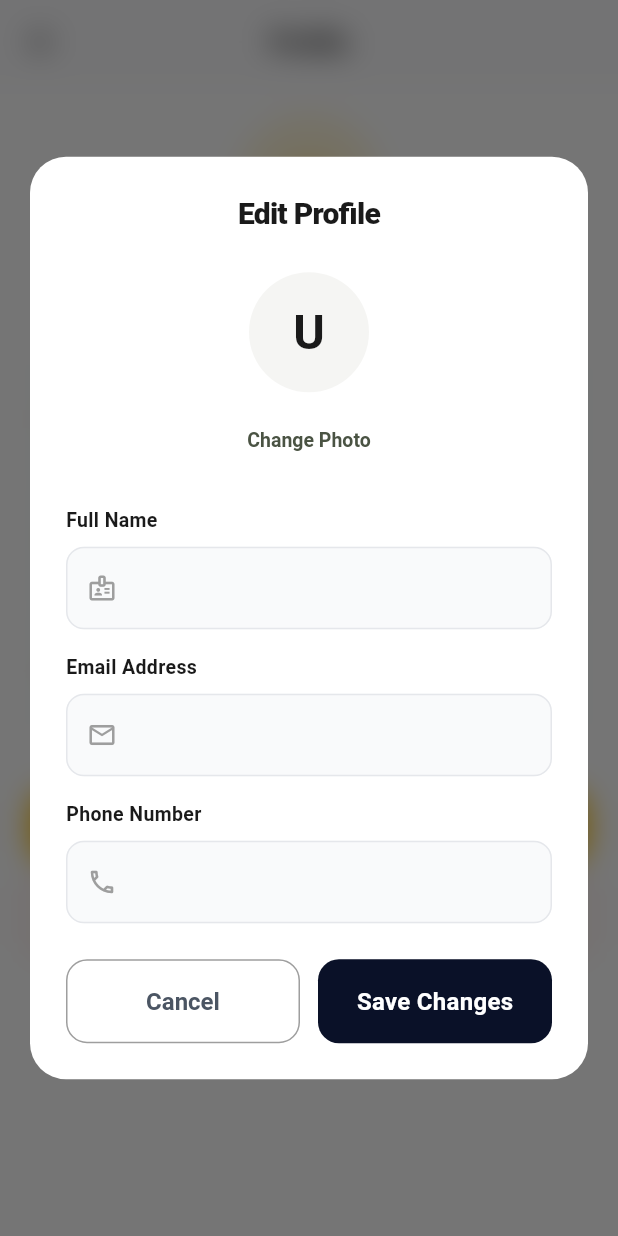
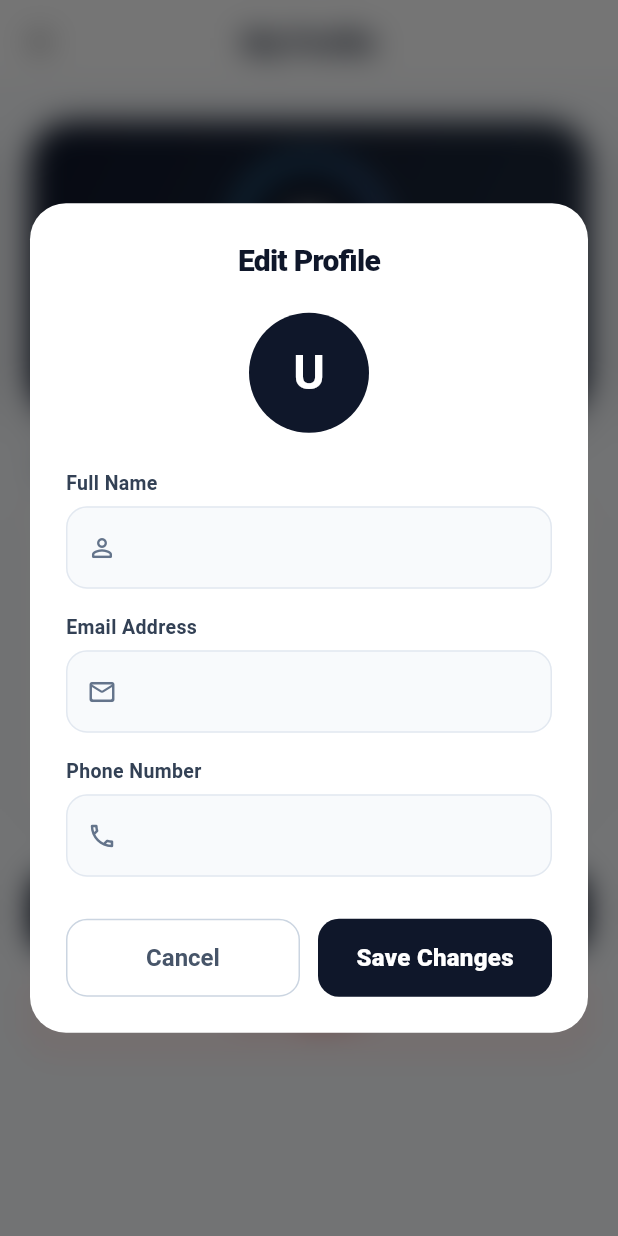
Before and after one commit to teamcloudruletechnologies-ai/service_app_final, a Flutter app: the ProfileScreen screen opened directly, after a tap on "Edit Profile", on a phone screen of 412 x 824 dp. Run offline on Flutter 3.47's test engine with Material 3 defaults, Android fonts, the phone set to English and light mode, and no system bars; our stand-ins replace cached_network_image, firebase_core, firebase_messaging, flutter_local_notifications, flutter_map, geolocator and 5 more; missing offline and left inert: razorpay_flutter; accounts and stored records are empty.

Commit message:
Profile screen update

```diff
--- a/user_app/lib/screens/profile_screen.dart
+++ b/user_app/lib/screens/profile_screen.dart
@@ -5,7 +5,6 @@ import 'package:provider/provider.dart';
 
 import '../models/models.dart';
 import '../providers/auth_provider.dart';
-import '../theme/app_theme.dart';
 import 'login_screen.dart';
 
 class ProfileScreen extends StatelessWidget {
@@ -50,57 +49,43 @@ class ProfileScreen extends StatelessWidget {
                         style: TextStyle(
                           fontSize: 20,
                           fontWeight: FontWeight.w800,
-                          color: Color(0xFF1A1A1A),
+                          color: Color(0xFF0F172A),
                           letterSpacing: -0.5,
                         ),
                         textAlign: TextAlign.center,
                       ),
-                      const SizedBox(height: 24),
+                      const SizedBox(height: 20),
                       Center(
-                        child: Column(
-                          children: [
-                            CircleAvatar(
+                        child: CircleAvatar(
                           radius: 40,
-                              backgroundColor: const Color(0xFFF5F5F3),
+                          backgroundColor: const Color(0xFF0F172A),
                           child: Text(
                             user.name.isNotEmpty ? user.name[0].toUpperCase() : 'U',
-                                style: const TextStyle(fontSize: 32, fontWeight: FontWeight.bold, color: Color(0xFF1A1A1A)),
+                            style: const TextStyle(fontSize: 32, fontWeight: FontWeight.bold, color: Colors.white),
                           ),
                         ),
-                            const SizedBox(height: 8),
-                            TextButton(
-                              onPressed: () {},
-                              style: TextButton.styleFrom(
-                                foregroundColor: const Color(0xFF4A5343),
-                                textStyle: const TextStyle(fontWeight: FontWeight.w600, fontSize: 13),
                       ),
-                              child: const Text('Change Photo'),
-                            ),
-                          ],
-                        ),
-                      ),
-                      const SizedBox(height: 20),
-                      _buildTextField('Full Name', nameCtrl, Icons.badge_outlined),
+                      const SizedBox(height: 24),
+                      _buildTextField('Full Name', nameCtrl, Icons.person_outline_rounded),
                       const SizedBox(height: 16),
-                      _buildTextField('Email Address', emailCtrl, Icons.email_outlined),
+                      _buildTextField('Email Address', emailCtrl, Icons.mail_outline_rounded),
                       const SizedBox(height: 16),
                       _buildTextField('Phone Number', phoneCtrl, Icons.phone_outlined),
-                      const SizedBox(height: 24),
+                      const SizedBox(height: 28),
                       Row(
                         children: [
                           Expanded(
                             child: OutlinedButton(
                               onPressed: () => Navigator.pop(dialogContext),
                               style: OutlinedButton.styleFrom(
-                                minimumSize: const Size.fromHeight(56),
-                                side: const BorderSide(color: Colors.grey),
+                                minimumSize: const Size.fromHeight(52),
+                                side: const BorderSide(color: Color(0xFFCBD5E1)),
                                 shape: RoundedRectangleBorder(
                                   borderRadius: BorderRadius.circular(14),
                                 ),
-                                foregroundColor: const Color(0xFF4B5563),
-                                backgroundColor: Colors.transparent,
+                                foregroundColor: const Color(0xFF475569),
                               ),
-                              child: const Text('Cancel', style: TextStyle(fontWeight: FontWeight.bold)),
+                              child: const Text('Cancel', style: TextStyle(fontWeight: FontWeight.w700)),
                             ),
                           ),
                           const SizedBox(width: 12),
@@ -129,15 +114,15 @@ class ProfileScreen extends StatelessWidget {
                                 }
                               },
                               style: ElevatedButton.styleFrom(
-                                minimumSize: const Size.fromHeight(56),
-                                backgroundColor: const Color(0xFF0A1128),
+                                minimumSize: const Size.fromHeight(52),
+                                backgroundColor: const Color(0xFF0F172A),
                                 foregroundColor: Colors.white,
                                 elevation: 0,
                                 shape: RoundedRectangleBorder(
                                   borderRadius: BorderRadius.circular(14),
                                 ),
                               ),
-                              child: const Text('Save Changes', style: TextStyle(fontWeight: FontWeight.bold)),
+                              child: const Text('Save Changes', style: TextStyle(fontWeight: FontWeight.w800)),
                             ),
                           ),
                         ],
@@ -159,29 +144,29 @@ class ProfileScreen extends StatelessWidget {
       children: [
         Text(
           label,
-          style: const TextStyle(fontWeight: FontWeight.w600, fontSize: 13, color: Color(0xFF1A1A1A)),
+          style: const TextStyle(fontWeight: FontWeight.w700, fontSize: 13, color: Color(0xFF334155)),
         ),
-        const SizedBox(height: 8),
+        const SizedBox(height: 6),
         TextFormField(
           controller: ctrl,
-          cursorColor: const Color(0xFF1A1A1A),
-          style: const TextStyle(fontWeight: FontWeight.w600, fontSize: 15),
+          cursorColor: const Color(0xFF0F172A),
+          style: const TextStyle(fontWeight: FontWeight.w600, fontSize: 15, color: Color(0xFF0F172A)),
           decoration: InputDecoration(
             filled: true,
-            fillColor: const Color(0xFFF9FAFB),
-            prefixIcon: Icon(icon, color: Colors.grey, size: 20),
+            fillColor: const Color(0xFFF8FAFC),
+            prefixIcon: Icon(icon, color: const Color(0xFF64748B), size: 20),
             contentPadding: const EdgeInsets.symmetric(horizontal: 16, vertical: 16),
             border: OutlineInputBorder(
-              borderRadius: BorderRadius.circular(12),
-              borderSide: const BorderSide(color: Color(0xFFE5E7EB)),
+              borderRadius: BorderRadius.circular(14),
+              borderSide: const BorderSide(color: Color(0xFFE2E8F0)),
             ),
             enabledBorder: OutlineInputBorder(
-              borderRadius: BorderRadius.circular(12),
-              borderSide: const BorderSide(color: Color(0xFFE5E7EB)),
+              borderRadius: BorderRadius.circular(14),
+              borderSide: const BorderSide(color: Color(0xFFE2E8F0)),
             ),
             focusedBorder: OutlineInputBorder(
-              borderRadius: BorderRadius.circular(12),
-              borderSide: const BorderSide(color: Color(0xFF1A1A1A), width: 1.5),
+              borderRadius: BorderRadius.circular(14),
+              borderSide: const BorderSide(color: Color(0xFF0F172A), width: 1.8),
             ),
           ),
           validator: (v) {
@@ -199,68 +184,251 @@ class ProfileScreen extends StatelessWidget {
     final user = context.watch<AuthProvider>().user;
 
     return Scaffold(
+      backgroundColor: const Color(0xFFF8FAFC),
+      appBar: AppBar(
+        title: const Text(
+          'My Profile',
+          style: TextStyle(
+            color: Color(0xFF0F172A),
+            fontWeight: FontWeight.w900,
+            fontSize: 20,
+            letterSpacing: -0.5,
+          ),
+        ),
+        elevation: 0,
         backgroundColor: Colors.white,
-      appBar: AppBar(title: const Text('Profile')),
-      body: ListView(
-        padding: const EdgeInsets.all(20),
+        centerTitle: true,
+        surfaceTintColor: Colors.white,
+        bottom: PreferredSize(
+          preferredSize: const Size.fromHeight(1),
+          child: Container(color: const Color(0xFFE2E8F0), height: 1),
+        ),
+      ),
+      body: SingleChildScrollView(
+        physics: const BouncingScrollPhysics(),
+        padding: const EdgeInsets.symmetric(horizontal: 20, vertical: 24),
+        child: Column(
+          crossAxisAlignment: CrossAxisAlignment.start,
           children: [
-          Center(
-            child: Hero(
-              // FIX: was 'profile_avatar_hero' which collided with the same
-              // tag used in bookings_screen.dart. Because MainShell uses an
-              // IndexedStack, all tab screens (Home, Bookings, Profile, Menu)
-              // stay mounted simultaneously (just offstage), so two Hero
-              // widgets sharing one tag existed in the tree at the same time.
-              // That triggered "multiple heroes that share the same tag
-              // within a subtree", which cascaded into the layout crashes
-              // (infinite width / RenderBox not laid out / blank bookings
-              // list) seen in the logs. Giving each screen's Hero its own
-              // unique tag fixes it.
-              tag: 'profile_avatar_hero_profile',
+            // ─── ULTRA PREMIUM HERO USER HEADER CARD ───
+            Container(
+              width: double.infinity,
+              padding: const EdgeInsets.all(24),
+              decoration: BoxDecoration(
+                gradient: const LinearGradient(
+                  colors: [Color(0xFF0F172A), Color(0xFF1E293B)],
+                  begin: Alignment.topLeft,
+                  end: Alignment.bottomRight,
+                ),
+                borderRadius: BorderRadius.circular(28),
+                boxShadow: [
+                  BoxShadow(
+                    color: const Color(0xFF0F172A).withValues(alpha: 0.25),
+                    blurRadius: 20,
+                    offset: const Offset(0, 8),
+                  ),
+                ],
+              ),
+              child: Column(
+                children: [
+                  Container(
+                    padding: const EdgeInsets.all(3.5),
+                    decoration: BoxDecoration(
+                      shape: BoxShape.circle,
+                      gradient: const LinearGradient(
+                        colors: [Color(0xFF38BDF8), Color(0xFF818CF8)],
+                        begin: Alignment.topLeft,
+                        end: Alignment.bottomRight,
+                      ),
+                      boxShadow: [
+                        BoxShadow(
+                          color: const Color(0xFF38BDF8).withValues(alpha: 0.35),
+                          blurRadius: 12,
+                          offset: const Offset(0, 4),
+                        ),
+                      ],
+                    ),
                     child: CircleAvatar(
-                radius: 48,
-                backgroundColor: AppTheme.primary.withOpacity(0.15),
+                      radius: 46,
+                      backgroundColor: const Color(0xFF0F172A),
                       child: Text(
                         (user?.name.isNotEmpty == true ? user!.name[0] : 'U').toUpperCase(),
-                  style: const TextStyle(fontSize: 36, fontWeight: FontWeight.bold, color: AppTheme.primary),
+                        style: const TextStyle(
+                          fontSize: 38,
+                          fontWeight: FontWeight.w900,
+                          color: Colors.white,
                         ),
                       ),
                     ),
                   ),
                   const SizedBox(height: 16),
-          Center(
-            child: Text(
+                  Text(
                     user?.name ?? 'User',
-              style: const TextStyle(fontSize: 22, fontWeight: FontWeight.bold),
+                    style: const TextStyle(
+                      fontSize: 24,
+                      fontWeight: FontWeight.w900,
+                      color: Colors.white,
+                      letterSpacing: -0.5,
+                    ),
+                  ),
+                ],
               ),
             ),
             const SizedBox(height: 24),
-          _InfoTile(icon: Icons.email_outlined, label: 'Email', value: user?.email ?? 'Not set'),
-          _InfoTile(icon: Icons.phone_outlined, label: 'Phone', value: user?.phone ?? 'Not set'),
-          _InfoTile(icon: Icons.verified_outlined, label: 'Status', value: user?.status ?? 'active'),
+
+            // ─── SECTION 1: ACCOUNT DETAILS ───
+            const Padding(
+              padding: EdgeInsets.only(left: 4, bottom: 10),
+              child: Text(
+                'ACCOUNT DETAILS',
+                style: TextStyle(
+                  fontSize: 12,
+                  fontWeight: FontWeight.w900,
+                  color: Color(0xFF64748B),
+                  letterSpacing: 0.8,
+                ),
+              ),
+            ),
+            Container(
+              decoration: BoxDecoration(
+                color: Colors.white,
+                borderRadius: BorderRadius.circular(24),
+                boxShadow: [
+                  BoxShadow(
+                    color: Colors.black.withValues(alpha: 0.04),
+                    blurRadius: 16,
+                    offset: const Offset(0, 4),
+                  ),
+                ],
+                border: Border.all(color: const Color(0xFFE2E8F0)),
+              ),
+              child: Column(
+                children: [
+                  _ProfileDetailRow(
+                    icon: Icons.mail_rounded,
+                    iconBg: const Color(0xFFEEF2FF),
+                    iconColor: const Color(0xFF4F46E5),
+                    title: 'Email Address',
+                    value: user?.email ?? 'Not set',
+                  ),
+                  const Divider(height: 1, color: Color(0xFFF1F5F9), indent: 64, endIndent: 16),
+                  _ProfileDetailRow(
+                    icon: Icons.phone_rounded,
+                    iconBg: const Color(0xFFECFDF5),
+                    iconColor: const Color(0xFF059669),
+                    title: 'Phone Number',
+                    value: user?.phone ?? 'Not set',
+                  ),
+                  const Divider(height: 1, color: Color(0xFFF1F5F9), indent: 64, endIndent: 16),
+                  _ProfileDetailRow(
+                    icon: Icons.verified_user_rounded,
+                    iconBg: const Color(0xFFFEF3C7),
+                    iconColor: const Color(0xFFD97706),
+                    title: 'Account Status',
+                    value: (user?.status ?? 'active').toUpperCase(),
+                    isBadge: true,
+                  ),
+                ],
+              ),
+            ),
             const SizedBox(height: 32),
+
+            // ─── ACTION BUTTONS ───
             if (user != null) ...[
               ElevatedButton.icon(
                 onPressed: () => _showEditDialog(context, user),
-              icon: const Icon(Icons.edit_outlined),
-              label: const Text('Edit Profile'),
+                icon: const Icon(Icons.edit_rounded, size: 20),
+                label: const Text(
+                  'Edit Profile',
+                  style: TextStyle(fontSize: 16, fontWeight: FontWeight.w800),
+                ),
                 style: ElevatedButton.styleFrom(
-                minimumSize: const Size.fromHeight(48),
-                backgroundColor: AppTheme.primary,
-                foregroundColor: const Color(0xFF1E293B),
-                shape: RoundedRectangleBorder(borderRadius: BorderRadius.circular(14)),
+                  minimumSize: const Size.fromHeight(54),
+                  backgroundColor: const Color(0xFF0F172A),
+                  foregroundColor: Colors.white,
+                  elevation: 0,
+                  shape: RoundedRectangleBorder(borderRadius: BorderRadius.circular(16)),
                 ),
               ),
-            const SizedBox(height: 12),
+              const SizedBox(height: 14),
             ],
             OutlinedButton.icon(
               onPressed: () => _logout(context),
-            icon: const Icon(Icons.logout, color: Colors.red),
-            label: const Text('Logout', style: TextStyle(color: Colors.red)),
+              icon: const Icon(Icons.logout_rounded, size: 20, color: Color(0xFFDC2626)),
+              label: const Text(
+                'Logout',
+                style: TextStyle(fontSize: 16, fontWeight: FontWeight.w800, color: Color(0xFFDC2626)),
+              ),
               style: OutlinedButton.styleFrom(
-              minimumSize: const Size.fromHeight(48),
-              side: const BorderSide(color: Colors.red),
-              shape: RoundedRectangleBorder(borderRadius: BorderRadius.circular(12)),
+                minimumSize: const Size.fromHeight(52),
+                backgroundColor: const Color(0xFFFEF2F2),
+                side: const BorderSide(color: Color(0xFFFCA5A5), width: 1),
+                shape: RoundedRectangleBorder(borderRadius: BorderRadius.circular(16)),
+              ),
+            ),
+            const SizedBox(height: 24),
+          ],
+        ),
+      ),
+    );
+  }
+}
+
+class _ProfileDetailRow extends StatelessWidget {
+  const _ProfileDetailRow({
+    required this.icon,
+    required this.iconBg,
+    required this.iconColor,
+    required this.title,
+    required this.value,
+    this.isBadge = false,
+  });
+
+  final IconData icon;
+  final Color iconBg;
+  final Color iconColor;
+  final String title;
+  final String value;
+  final bool isBadge;
+
+  @override
+  Widget build(BuildContext context) {
+    return Padding(
+      padding: const EdgeInsets.symmetric(horizontal: 16, vertical: 14),
+      child: Row(
+        children: [
+          Container(
+            width: 44,
+            height: 44,
+            decoration: BoxDecoration(
+              color: iconBg,
+              borderRadius: BorderRadius.circular(12),
+            ),
+            child: Icon(icon, color: iconColor, size: 22),
+          ),
+          const SizedBox(width: 16),
+          Expanded(
+            child: Column(
+              crossAxisAlignment: CrossAxisAlignment.start,
+              children: [
+                Text(
+                  title,
+                  style: const TextStyle(
+                    fontSize: 12,
+                    fontWeight: FontWeight.w600,
+                    color: Color(0xFF64748B),
+                  ),
+                ),
+                const SizedBox(height: 2),
+                Text(
+                  value,
+                  style: const TextStyle(
+                    fontSize: 15,
+                    fontWeight: FontWeight.w800,
+                    color: Color(0xFF0F172A),
+                  ),
+                ),
+              ],
             ),
           ),
         ],
@@ -268,23 +436,3 @@ class ProfileScreen extends StatelessWidget {
     );
   }
 }
-
-class _InfoTile extends StatelessWidget {
-  const _InfoTile({required this.icon, required this.label, required this.value});
-
-  final IconData icon;
-  final String label;
-  final String value;
-
-  @override
-  Widget build(BuildContext context) {
-    return Card(
-      margin: const EdgeInsets.only(bottom: 12),
-      child: ListTile(
-        leading: Icon(icon, color: AppTheme.primary),
-        title: Text(label, style: TextStyle(color: Colors.grey.shade600, fontSize: 13)),
-        subtitle: Text(value, style: const TextStyle(fontWeight: FontWeight.w600, fontSize: 16)),
-      ),
-    );
-  }
-}
```
Lines whose indentation alone changed are shown as unchanged.
